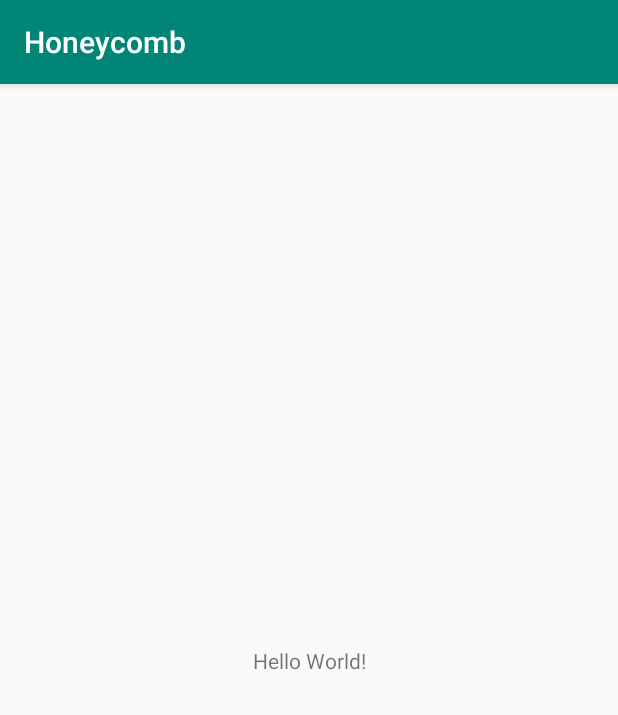
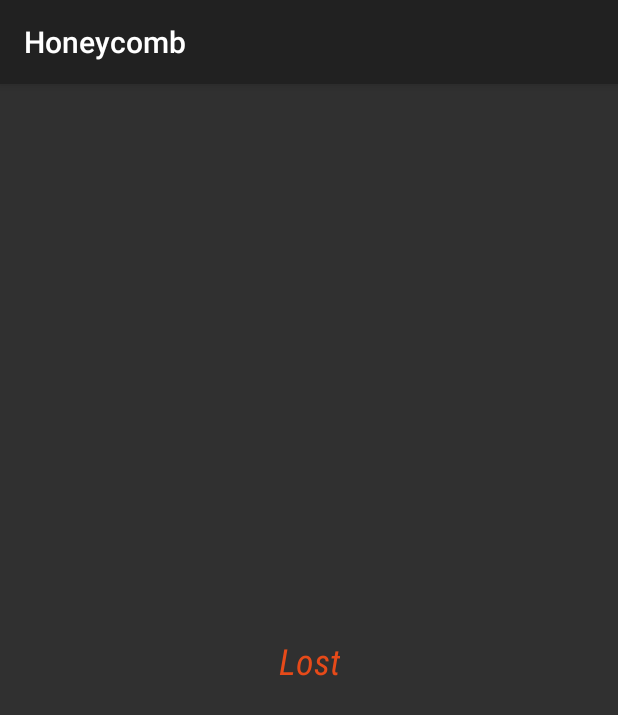
Before and after one commit to xxoolm/HoneyComb, an Android app: the screen it shows after launch (StartActivity), on a phone screen of 412 x 824 dp. Shown: the top 715 px of the screen. Run offline under Robolectric (Android 15) with nearby library versions, the phone set to English and light mode, and no system bars; 1 statement that could not run was skipped.

Commit message:
Update theme for comb

```diff
--- a/comb/src/main/java/github/tornaco/practice/honeycomb/StartActivity.java
+++ b/comb/src/main/java/github/tornaco/practice/honeycomb/StartActivity.java
@@ -1,8 +1,10 @@
 package github.tornaco.practice.honeycomb;
 
 import android.os.Bundle;
+import android.widget.TextView;
 
 import androidx.appcompat.app.AppCompatActivity;
+import github.tornaco.practice.honeycomb.sdk.HoneyCombManager;
 
 public class StartActivity extends AppCompatActivity {
 
@@ -10,5 +12,10 @@ public class StartActivity extends AppCompatActivity {
     protected void onCreate(Bundle savedInstanceState) {
         super.onCreate(savedInstanceState);
         setContentView(R.layout.activity_start);
+        TextView statusText = findViewById(R.id.status);
+        statusText.setText(HoneyCombManager.global()
+                .isHoneyCombReady()
+                ? R.string.status_active :
+                R.string.status_not_active);
     }
 }
--- a/comb/src/main/res/layout/activity_start.xml
+++ b/comb/src/main/res/layout/activity_start.xml
@@ -7,9 +7,14 @@
     tools:context=".StartActivity">
 
     <TextView
+        android:id="@+id/status"
         android:layout_width="wrap_content"
         android:layout_height="wrap_content"
-        android:text="Hello World!"
+        android:fontFamily="sans-serif-condensed"
+        android:textStyle="italic"
+        android:text="@string/status_not_active"
+        android:textAppearance="@style/TextAppearance.AppCompat.Headline"
+        android:textColor="?colorAccent"
         app:layout_constraintBottom_toBottomOf="parent"
         app:layout_constraintLeft_toLeftOf="parent"
         app:layout_constraintRight_toRightOf="parent"
--- a/comb/src/main/res/values/colors.xml
+++ b/comb/src/main/res/values/colors.xml
@@ -2,5 +2,5 @@
 <resources>
     <color name="colorPrimary">#008577</color>
     <color name="colorPrimaryDark">#00574B</color>
-    <color name="colorAccent">#D81B60</color>
+    <color name="colorAccent">#E64A19</color>
 </resources>
--- a/comb/src/main/res/values/strings.xml
+++ b/comb/src/main/res/values/strings.xml
@@ -1,3 +1,5 @@
 <resources>
     <string name="app_name">Honeycomb</string>
+    <string name="status_active">Active</string>
+    <string name="status_not_active">Lost</string>
 </resources>
--- a/comb/src/main/res/values/styles.xml
+++ b/comb/src/main/res/values/styles.xml
@@ -1,11 +1,7 @@
 <resources>
 
     <!-- Base application theme. -->
-    <style name="AppTheme" parent="Theme.AppCompat.Light.DarkActionBar">
-        <!-- Customize your theme here. -->
-        <item name="colorPrimary">@color/colorPrimary</item>
-        <item name="colorPrimaryDark">@color/colorPrimaryDark</item>
+    <style name="AppTheme" parent="Theme.AppCompat">
         <item name="colorAccent">@color/colorAccent</item>
     </style>
-
 </resources>
```
Also changed, not shown: comb/src/main/java/github/tornaco/practice/honeycomb/core/server/HoneyCombService.java (+11 -0 lines), comb/src/main/res/drawable/ic_check_circle_black_24dp.xml (added, +9 -0 lines), comb/src/main/res/drawable/ic_warning_black_24dp.xml (added, +9 -0 lines), sdk/src/main/java/github/tornaco/practice/honeycomb/sdk/HoneyCombManager.java (+34 -7 lines), sdk/src/main/aidl/github/tornaco/practice/honeycomb/IHoneyComb.aidl.
